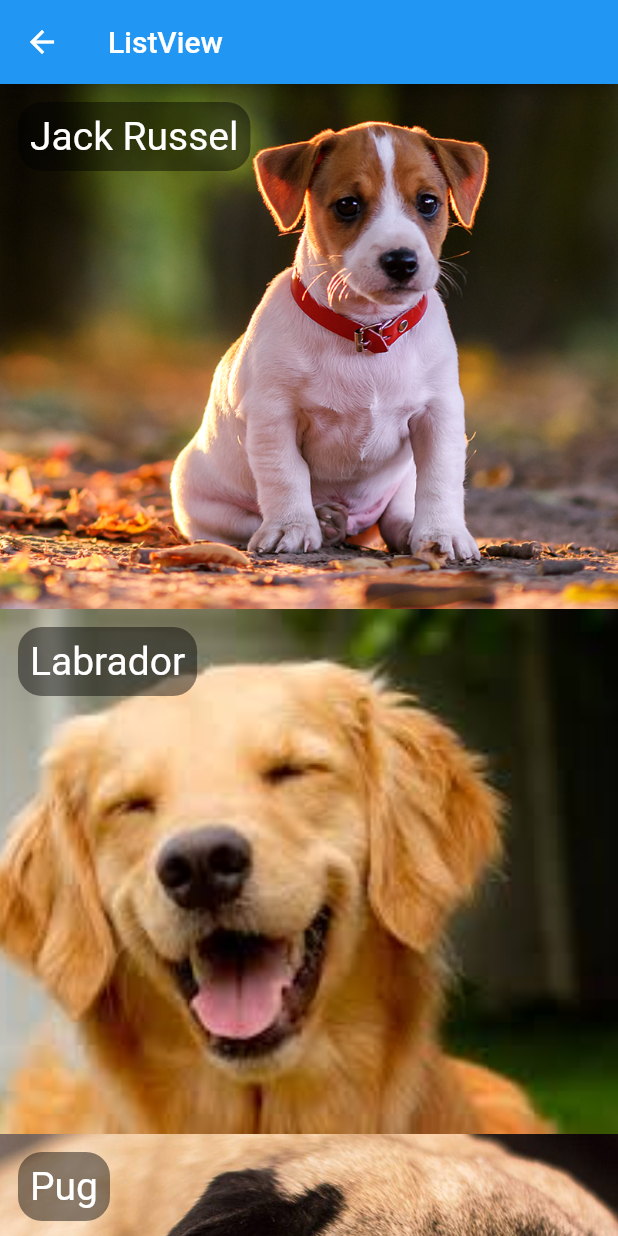
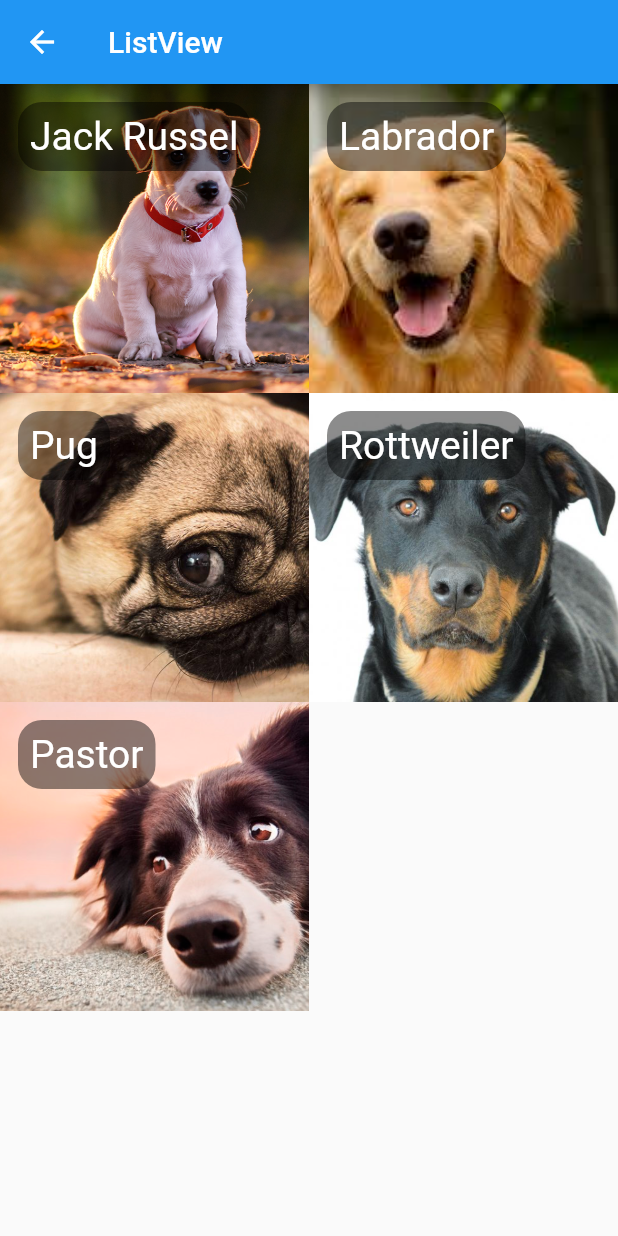
Before and after one commit to robertov8/flutterbasicoewidgets, a Flutter app: the HelloListView screen opened directly, on a phone screen of 412 x 824 dp. Run offline on Flutter 3.47's test engine with Material 2 defaults, Android fonts, the phone set to English and light mode, and no system bars.

Commit message:
60 - GridView

```diff
--- a/lib/pages/hello_listview.dart
+++ b/lib/pages/hello_listview.dart
@@ -27,9 +27,9 @@ class HelloListView extends StatelessWidget {
       Dog('Pastor', 'assets/images/dog5.png'),
     ];
 
-    return ListView.builder(
+    return GridView.builder(
       itemCount: dogs.length,
-      itemExtent: 350,
+      gridDelegate: SliverGridDelegateWithFixedCrossAxisCount(crossAxisCount: 2),
       itemBuilder: (context, index) {
         Dog dog = dogs[index];
 
```
